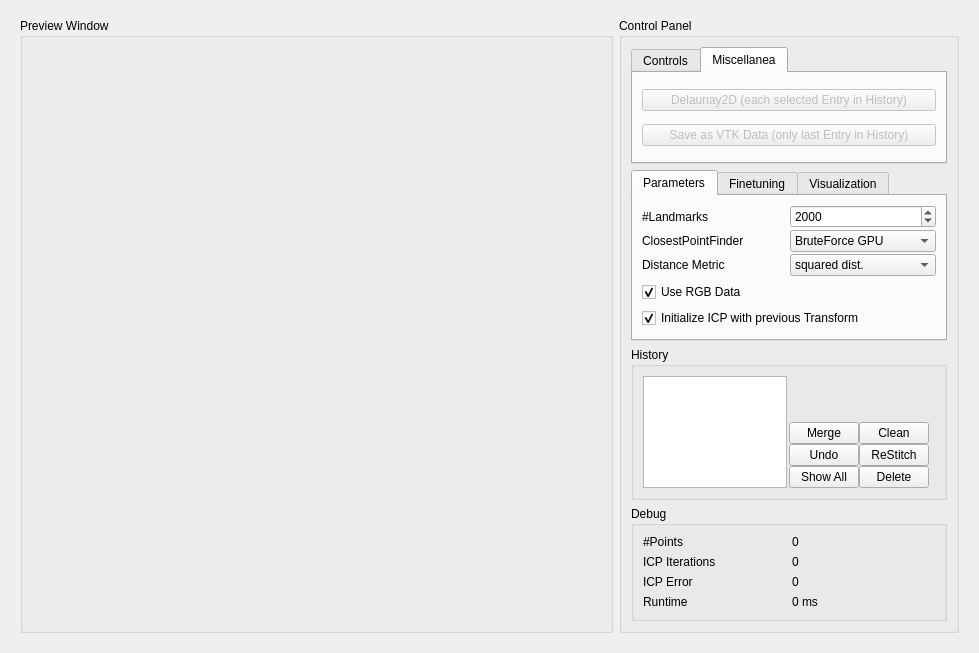
anygo/uniprojectsdn, file master/seminar/StitchingWidget.ui: the form before one commit.
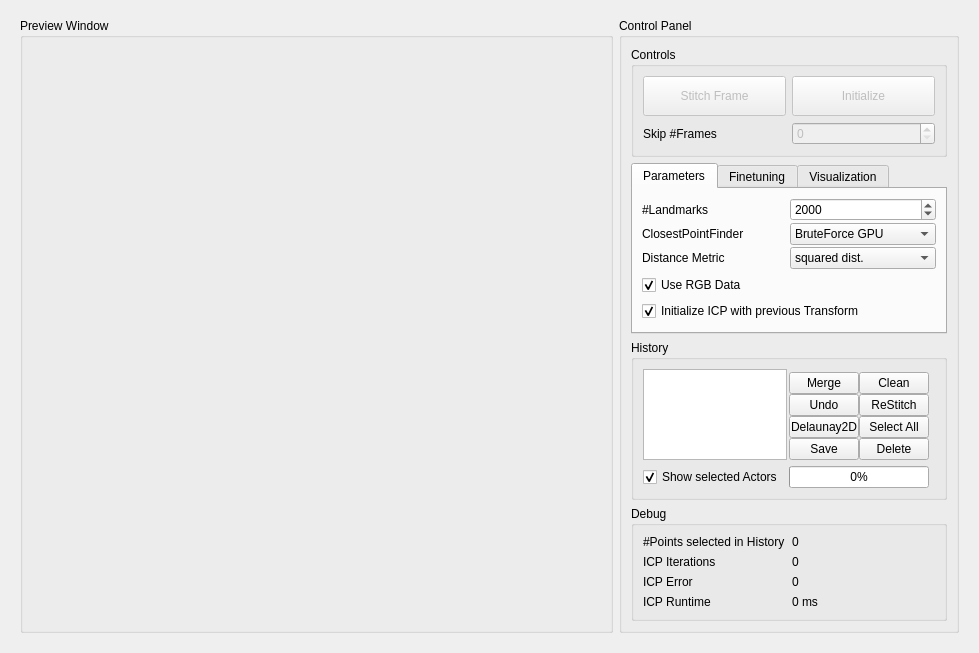
The form after the commit. The open tabs and pages were chosen to show the change. Custom widgets are drawn as their Qt base class.

What changed in the file:
```diff
--- a/master/seminar/StitchingWidget.ui
+++ b/master/seminar/StitchingWidget.ui
@@ -70,20 +70,10 @@
         </property>
         <layout class="QVBoxLayout" name="verticalLayout_2">
          <item>
-          <widget class="QTabWidget" name="tabWidget_2">
-           <property name="sizePolicy">
-            <sizepolicy hsizetype="Preferred" vsizetype="Preferred">
-             <horstretch>0</horstretch>
-             <verstretch>0</verstretch>
-            </sizepolicy>
-           </property>
-           <property name="currentIndex">
-            <number>0</number>
-           </property>
-           <widget class="QWidget" name="tab_5">
-            <attribute name="title">
+          <widget class="QGroupBox" name="groupBox_4">
+           <property name="title">
              <string>Controls</string>
-            </attribute>
+           </property>
             <layout class="QGridLayout" name="gridLayout_5">
              <item row="0" column="0">
               <widget class="QPushButton" name="m_PushButtonLoadCleanStitch">
@@ -154,34 +144,6 @@
              </item>
             </layout>
            </widget>
-           <widget class="QWidget" name="tab_6">
-            <attribute name="title">
-             <string>Miscellanea</string>
-            </attribute>
-            <layout class="QVBoxLayout" name="verticalLayout_4">
-             <item>
-              <widget class="QPushButton" name="m_PushButtonDelaunay2D">
-               <property name="enabled">
-                <bool>false</bool>
-               </property>
-               <property name="text">
-                <string>Delaunay2D (each selected Entry in History)</string>
-               </property>
-              </widget>
-             </item>
-             <item>
-              <widget class="QPushButton" name="m_PushButtonSaveVTKData">
-               <property name="enabled">
-                <bool>false</bool>
-               </property>
-               <property name="text">
-                <string>Save as VTK Data (only last Entry in History)</string>
-               </property>
-              </widget>
-             </item>
-            </layout>
-           </widget>
-          </widget>
          </item>
          <item>
           <widget class="QTabWidget" name="tabWidget">
@@ -658,14 +620,43 @@
               <property name="spacing">
                <number>0</number>
               </property>
-              <item row="1" column="0">
-               <widget class="QPushButton" name="m_PushButtonHistoryMerge">
+              <item row="0" column="1">
+               <spacer name="verticalSpacer">
+                <property name="orientation">
+                 <enum>Qt::Vertical</enum>
+                </property>
+                <property name="sizeType">
+                 <enum>QSizePolicy::Expanding</enum>
+                </property>
+                <property name="sizeHint" stdset="0">
+                 <size>
+                  <width>1</width>
+                  <height>40</height>
+                 </size>
+                </property>
+               </spacer>
+              </item>
+              <item row="11" column="0">
+               <widget class="QPushButton" name="m_PushButtonSaveVTKData">
+                <property name="enabled">
+                 <bool>true</bool>
+                </property>
                 <property name="text">
-                 <string>Merge</string>
+                 <string>Save</string>
                 </property>
                </widget>
               </item>
-              <item row="4" column="0">
+              <item row="10" column="0">
+               <widget class="QPushButton" name="m_PushButtonDelaunay2D">
+                <property name="enabled">
+                 <bool>true</bool>
+                </property>
+                <property name="text">
+                 <string>Delaunay2D</string>
+                </property>
+               </widget>
+              </item>
+              <item row="9" column="0">
                <widget class="QPushButton" name="m_PushButtonHistoryUndoTransform">
                 <property name="text">
                  <string>Undo</string>
@@ -673,6 +664,20 @@
                </widget>
               </item>
               <item row="6" column="0">
+               <widget class="QPushButton" name="m_PushButtonHistoryMerge">
+                <property name="text">
+                 <string>Merge</string>
+                </property>
+               </widget>
+              </item>
+              <item row="11" column="1">
+               <widget class="QPushButton" name="m_PushButtonHistoryDelete">
+                <property name="text">
+                 <string>Delete</string>
+                </property>
+               </widget>
+              </item>
+              <item row="10" column="1">
                <widget class="QPushButton" name="m_PushButtonHistoryShowAll">
                 <property name="minimumSize">
                  <size>
@@ -681,11 +686,11 @@
                  </size>
                 </property>
                 <property name="text">
-                 <string>Show All</string>
+                 <string>Select All</string>
                 </property>
                </widget>
               </item>
-              <item row="4" column="1">
+              <item row="9" column="1">
                <widget class="QPushButton" name="m_PushButtonHistoryStitchSelection">
                 <property name="text">
                  <string>ReStitch</string>
@@ -693,29 +698,6 @@
                </widget>
               </item>
               <item row="6" column="1">
-               <widget class="QPushButton" name="m_PushButtonHistoryDelete">
-                <property name="text">
-                 <string>Delete</string>
-                </property>
-               </widget>
-              </item>
-              <item row="0" column="0">
-               <spacer name="verticalSpacer">
-                <property name="orientation">
-                 <enum>Qt::Vertical</enum>
-                </property>
-                <property name="sizeType">
-                 <enum>QSizePolicy::Expanding</enum>
-                </property>
-                <property name="sizeHint" stdset="0">
-                 <size>
-                  <width>1</width>
-                  <height>40</height>
-                 </size>
-                </property>
-               </spacer>
-              </item>
-              <item row="1" column="1">
                <widget class="QPushButton" name="m_PushButtonHistoryClean">
                 <property name="sizePolicy">
                  <sizepolicy hsizetype="Minimum" vsizetype="Fixed">
@@ -730,6 +712,26 @@
               </item>
              </layout>
             </item>
+            <item row="1" column="0">
+             <widget class="QCheckBox" name="m_CheckBoxShowSelectedActors">
+              <property name="text">
+               <string>Show selected Actors</string>
+              </property>
+              <property name="checkable">
+               <bool>true</bool>
+              </property>
+              <property name="checked">
+               <bool>true</bool>
+              </property>
+             </widget>
+            </item>
+            <item row="1" column="1">
+             <widget class="QProgressBar" name="m_ProgressBar">
+              <property name="value">
+               <number>0</number>
+              </property>
+             </widget>
+            </item>
            </layout>
           </widget>
          </item>
@@ -749,7 +751,7 @@
             <item row="0" column="0">
              <widget class="QLabel" name="label_8">
               <property name="text">
-               <string>#Points</string>
+               <string>#Points selected in History</string>
               </property>
              </widget>
             </item>
@@ -793,7 +795,7 @@
             <item row="3" column="0">
              <widget class="QLabel" name="label_15">
               <property name="text">
-               <string>Runtime</string>
+               <string>ICP Runtime</string>
               </property>
              </widget>
             </item>
```
Left out of the diff: 6 changed lines with no effect on the pictures. Lines whose indentation alone changed are shown as unchanged.
